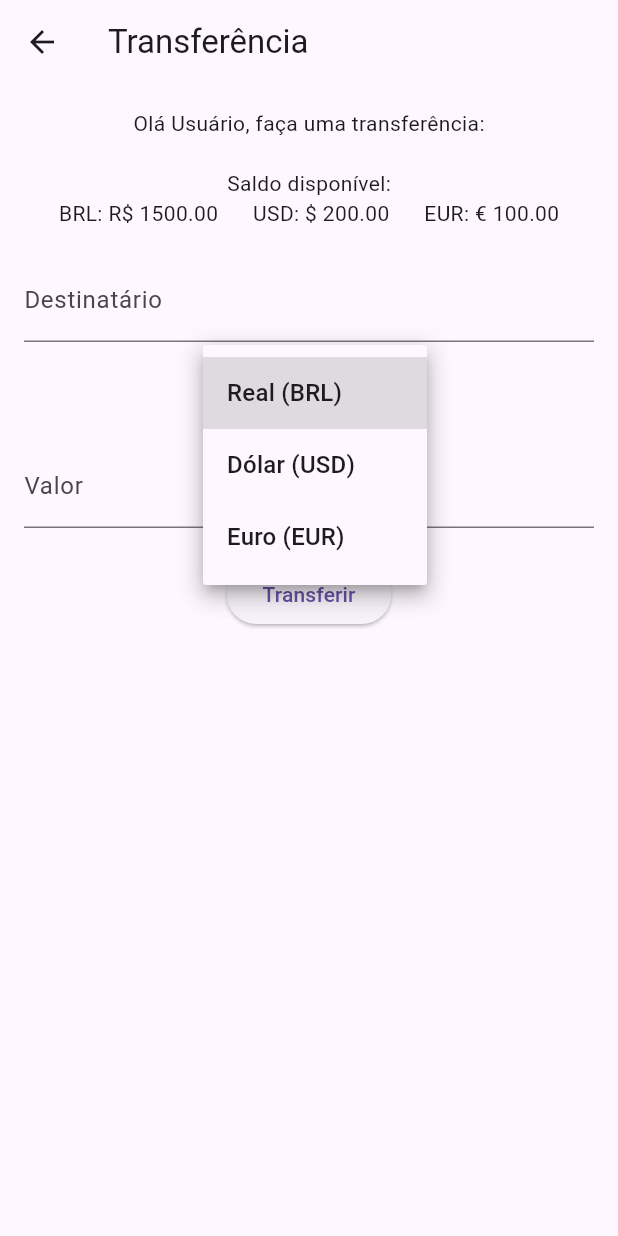
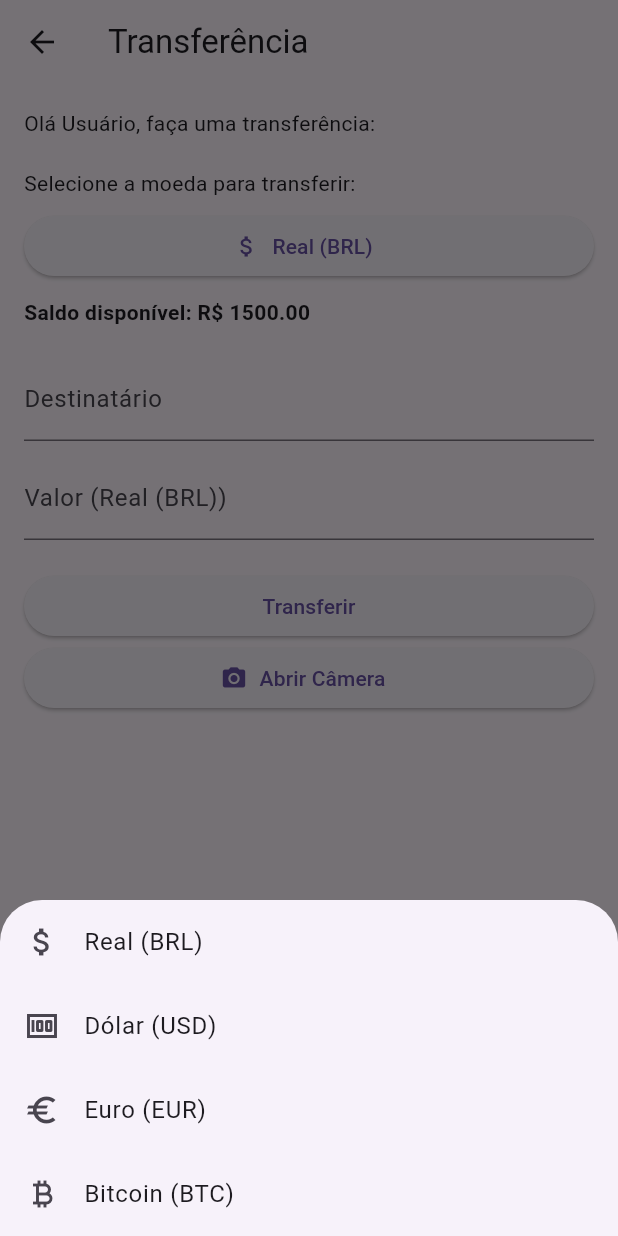
Before and after one commit to D-camara/Banco-digital, a Flutter app: the TransferenciaScreen screen opened directly, after a tap on "Real (BRL)", on a phone screen of 412 x 824 dp. Run offline on Flutter 3.47's test engine with Material 3 defaults, Android fonts, the phone set to English and light mode, and no system bars; our stand-ins replace image_picker, share_plus.

```diff
--- a/lib/screens/transferencia.dart
+++ b/lib/screens/transferencia.dart
@@ -1,5 +1,7 @@
 import 'package:flutter/material.dart';
 import 'package:share_plus/share_plus.dart';
+import 'package:image_picker/image_picker.dart';
+import 'dart:io';
 
 class TransferenciaScreen extends StatefulWidget {
   final Map<String, dynamic>? args;
@@ -17,17 +19,77 @@ class _TransferenciaScreenState extends State<TransferenciaScreen> {
   late double saldoBRL;
   late double saldoUSD;
   late double saldoEUR;
+  late double saldoBTC;
   late String nome;
   String mensagem = '';
+  File? _imagemCamera;
 
-  @override
-  void initState() {
-    super.initState();
-    final args = widget.args ?? {};
-    nome = args['nome'] ?? 'Usuário';
-    saldoBRL = args['saldoBRL'] ?? 1500.0;
-    saldoUSD = args['saldoUSD'] ?? 200.0;
-    saldoEUR = args['saldoEUR'] ?? 100.0;
+  final Map<String, String> _moedaNomes = {
+    'BRL': 'Real (BRL)',
+    'USD': 'Dólar (USD)',
+    'EUR': 'Euro (EUR)',
+    'BTC': 'Bitcoin (BTC)',
+  };
+
+  double get saldoAtual {
+    switch (moedaSelecionada) {
+      case 'BRL':
+        return saldoBRL;
+      case 'USD':
+        return saldoUSD;
+      case 'EUR':
+        return saldoEUR;
+      case 'BTC':
+        return saldoBTC;
+      default:
+        return 0.0;
+    }
+  }
+
+  String get simboloMoeda {
+    switch (moedaSelecionada) {
+      case 'BRL':
+        return 'R\$';
+      case 'USD':
+        return '\$';
+      case 'EUR':
+        return '€';
+      case 'BTC':
+        return '₿';
+      default:
+        return '';
+    }
+  }
+
+  Future<void> _selecionarMoeda() async {
+    final selecionada = await showModalBottomSheet<String>(
+      context: context,
+      builder: (context) => SafeArea(
+        child: Column(
+          mainAxisSize: MainAxisSize.min,
+          children: _moedaNomes.entries.map((entry) {
+            return ListTile(
+              leading: Icon(
+                entry.key == 'BRL'
+                    ? Icons.attach_money
+                    : entry.key == 'USD'
+                        ? Icons.money
+                        : entry.key == 'EUR'
+                            ? Icons.euro
+                            : Icons.currency_bitcoin,
+              ),
+              title: Text(entry.value),
+              onTap: () => Navigator.pop(context, entry.key),
+            );
+          }).toList(),
+        ),
+      ),
+    );
+    if (selecionada != null && selecionada != moedaSelecionada) {
+      setState(() {
+        moedaSelecionada = selecionada;
+      });
+    }
   }
 
   void _transferir() {
@@ -49,6 +111,9 @@ class _TransferenciaScreenState extends State<TransferenciaScreen> {
       case 'EUR':
         saldoSuficiente = saldoEUR >= valor;
         break;
+      case 'BTC':
+        saldoSuficiente = saldoBTC >= valor;
+        break;
     }
     if (!saldoSuficiente) {
       ScaffoldMessenger.of(context).showSnackBar(
@@ -67,6 +132,9 @@ class _TransferenciaScreenState extends State<TransferenciaScreen> {
         case 'EUR':
           saldoEUR -= valor;
           break;
+        case 'BTC':
+          saldoBTC -= valor;
+          break;
       }
       mensagem = 'Transferência de $valor $moedaSelecionada realizada!';
     });
@@ -79,8 +147,30 @@ class _TransferenciaScreenState extends State<TransferenciaScreen> {
         'saldoBRL': saldoBRL,
         'saldoUSD': saldoUSD,
         'saldoEUR': saldoEUR,
+        'saldoBTC': saldoBTC, // Retorna BTC
       });
     });
+  }
+
+  Future<void> _abrirCamera() async {
+    final picker = ImagePicker();
+    final pickedFile = await picker.pickImage(source: ImageSource.camera);
+    if (pickedFile != null) {
+      setState(() {
+        _imagemCamera = File(pickedFile.path);
+      });
+    }
+  }
+
+  @override
+  void initState() {
+    super.initState();
+    final args = widget.args ?? {};
+    nome = args['nome'] ?? 'Usuário';
+    saldoBRL = args['saldoBRL'] ?? 1500.0;
+    saldoUSD = args['saldoUSD'] ?? 200.0;
+    saldoEUR = args['saldoEUR'] ?? 100.0;
+    saldoBTC = args['saldoBTC'] ?? 1.0; // Inicializa BTC
   }
 
   @override
@@ -89,20 +179,40 @@ class _TransferenciaScreenState extends State<TransferenciaScreen> {
       appBar: AppBar(
         title: const Text('Transferência'),
       ),
-      body: Padding(
+      body: LayoutBuilder(
+        builder: (context, constraints) {
+          return SingleChildScrollView(
+            child: Padding(
               padding: const EdgeInsets.all(16.0),
+              child: ConstrainedBox(
+                constraints: BoxConstraints(
+                  minHeight: constraints.maxHeight,
+                ),
+                child: IntrinsicHeight(
                   child: Column(
+                    crossAxisAlignment: CrossAxisAlignment.stretch,
                     children: [
                       Text('Olá $nome, faça uma transferência:'),
                       const SizedBox(height: 20),
-            Text('Saldo disponível:'),
-            Row(
-              mainAxisAlignment: MainAxisAlignment.spaceEvenly,
-              children: [
-                Text('BRL: R\$ ${saldoBRL.toStringAsFixed(2)}'),
-                Text('USD: \$ ${saldoUSD.toStringAsFixed(2)}'),
-                Text('EUR: € ${saldoEUR.toStringAsFixed(2)}'),
-              ],
+                      Text('Selecione a moeda para transferir:'),
+                      const SizedBox(height: 8),
+                      ElevatedButton.icon(
+                        onPressed: _selecionarMoeda,
+                        icon: Icon(
+                          moedaSelecionada == 'BRL'
+                              ? Icons.attach_money
+                              : moedaSelecionada == 'USD'
+                                  ? Icons.money
+                                  : moedaSelecionada == 'EUR'
+                                      ? Icons.euro
+                                      : Icons.currency_bitcoin,
+                        ),
+                        label: Text(_moedaNomes[moedaSelecionada]!),
+                      ),
+                      const SizedBox(height: 10),
+                      Text(
+                        'Saldo disponível: $simboloMoeda ${moedaSelecionada == 'BTC' ? saldoAtual.toStringAsFixed(6) : saldoAtual.toStringAsFixed(2)}',
+                        style: const TextStyle(fontWeight: FontWeight.bold),
                       ),
                       const SizedBox(height: 20),
                       TextField(
@@ -110,32 +220,27 @@ class _TransferenciaScreenState extends State<TransferenciaScreen> {
                         decoration: const InputDecoration(labelText: 'Destinatário'),
                       ),
                       const SizedBox(height: 10),
-            DropdownButton<String>(
-              value: moedaSelecionada,
-              items: const [
-                DropdownMenuItem(value: 'BRL', child: Text('Real (BRL)')),
-                DropdownMenuItem(value: 'USD', child: Text('Dólar (USD)')),
-                DropdownMenuItem(value: 'EUR', child: Text('Euro (EUR)')),
-              ],
-              onChanged: (value) {
-                if (value != null) {
-                  setState(() {
-                    moedaSelecionada = value;
-                  });
-                }
-              },
-            ),
-            const SizedBox(height: 10),
                       TextField(
                         controller: _valorController,
                         keyboardType: TextInputType.numberWithOptions(decimal: true),
-              decoration: const InputDecoration(labelText: 'Valor'),
+                        decoration: InputDecoration(
+                          labelText: 'Valor (${_moedaNomes[moedaSelecionada]})',
+                        ),
                       ),
                       const SizedBox(height: 20),
                       ElevatedButton(
                         onPressed: _transferir,
                         child: const Text('Transferir'),
                       ),
+                      ElevatedButton.icon(
+                        onPressed: _abrirCamera,
+                        icon: const Icon(Icons.camera_alt),
+                        label: const Text('Abrir Câmera'),
+                      ),
+                      if (_imagemCamera != null) ...[
+                        const SizedBox(height: 10),
+                        Image.file(_imagemCamera!, height: 120),
+                      ],
                       if (mensagem.isNotEmpty) ...[
                         const SizedBox(height: 20),
                         Text(mensagem, style: TextStyle(color: Colors.green)),
@@ -143,11 +248,26 @@ class _TransferenciaScreenState extends State<TransferenciaScreen> {
                           onPressed: () {
                             Share.share(mensagem);
                           },
-                child: Text('Compartilhar comprovante'),
+                          child: const Text('Compartilhar comprovante'),
                         ),
                       ],
+                      const Spacer(),
+                      const Divider(),
+                      Text(
+                        'Saldos totais:',
+                        style: const TextStyle(fontWeight: FontWeight.bold),
+                      ),
+                      Text('BRL: R\$ ${saldoBRL.toStringAsFixed(2)}'),
+                      Text('USD: \$ ${saldoUSD.toStringAsFixed(2)}'),
+                      Text('EUR: € ${saldoEUR.toStringAsFixed(2)}'),
+                      Text('BTC: ${saldoBTC.toStringAsFixed(6)}'),
                     ],
                   ),
+                ),
+              ),
+            ),
+          );
+        },
       ),
     );
   }
--- a/pubspec.yaml
+++ b/pubspec.yaml
@@ -33,6 +33,7 @@ dependencies:
   http: ^0.13.4
   share_plus: ^7.0.0
   fl_chart: ^0.55.2
+  image_picker: ^1.0.0
   # The following adds the Cupertino Icons font to your application.
   # Use with the CupertinoIcons class for iOS style icons.
   cupertino_icons: ^1.0.8
```
Also changed, not shown: pubspec.lock, 5 other files. Lines whose indentation alone changed are shown as unchanged.
